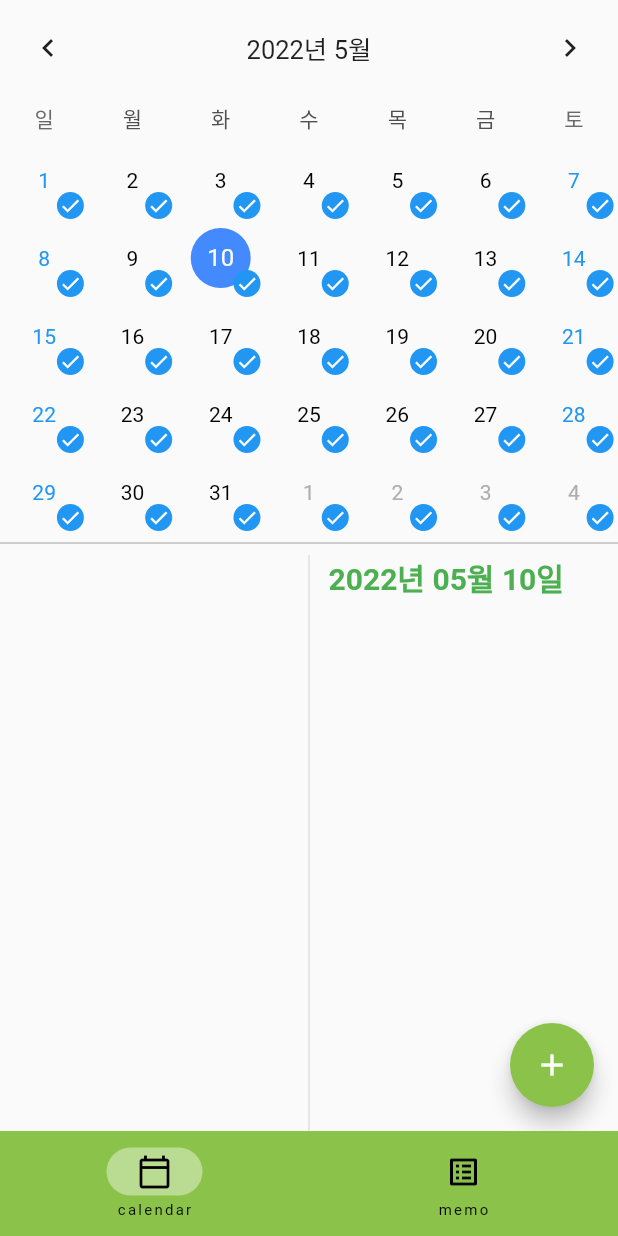
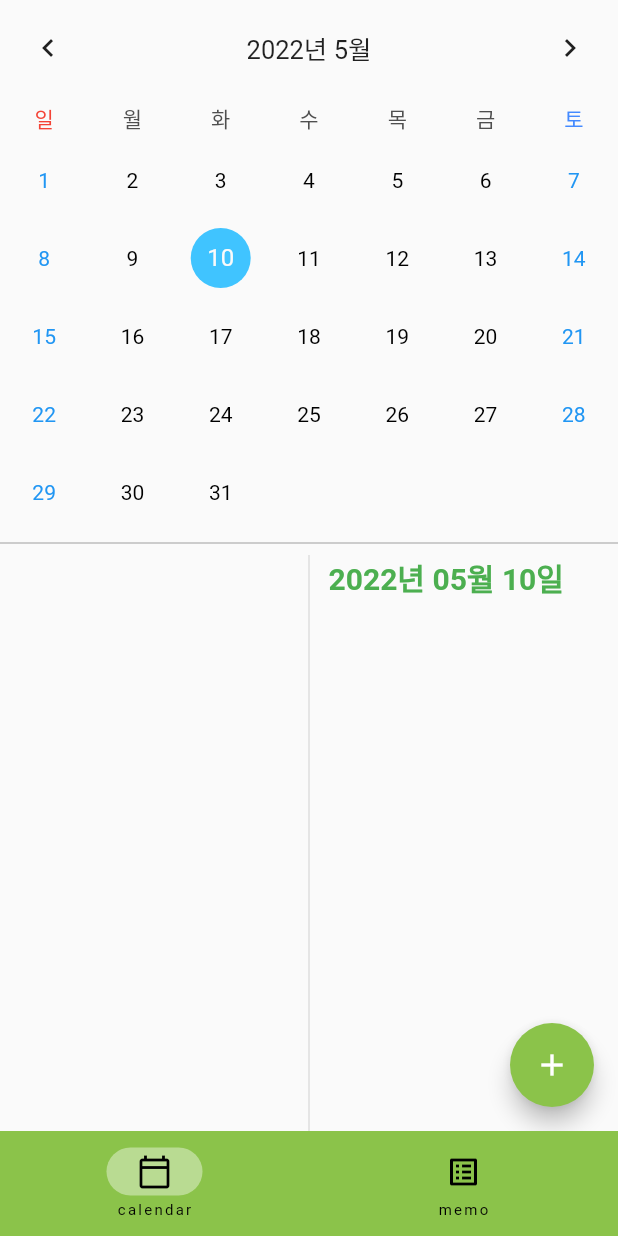
Before and after one commit to hyojuseo/simple_calendar_memo_app, a Flutter app: the screen it shows after launch, on a phone screen of 412 x 824 dp. Run offline on Flutter 3.47's test engine with Material 2 defaults, Android fonts, the phone set to English and light mode, and no system bars; drawn by our look-alikes of table_calendar; our stand-ins replace get, hive, hive_flutter; accounts and stored records are empty.

```diff
--- a/lib/components/calendar.dart
+++ b/lib/components/calendar.dart
@@ -13,9 +13,11 @@ class Calendar extends StatefulWidget {
 
 class _CalendarState extends State<Calendar> {
   late Map<DateTime, List<dynamic>> _events;
+  var checkType;
 
   @override
   void initState() {
+    checkType = CalendarController.to.checkType;
     _events = {};
     super.initState();
   }
@@ -29,7 +31,7 @@ class _CalendarState extends State<Calendar> {
         width: 18,
         height: 18,
         decoration:
-            const BoxDecoration(color: Colors.blue, shape: BoxShape.circle),
+        const BoxDecoration(color: Colors.blue, shape: BoxShape.circle),
         child: const Icon(
           Icons.done,
           color: Colors.white,
@@ -37,10 +39,6 @@ class _CalendarState extends State<Calendar> {
         ),
       ),
     );
-  }
-
-  Widget doing() {
-    return Container();
   }
 
   Widget dont() {
@@ -52,12 +50,21 @@ class _CalendarState extends State<Calendar> {
         width: 18,
         height: 18,
         decoration:
-            const BoxDecoration(color: Colors.red, shape: BoxShape.circle),
+        const BoxDecoration(color: Colors.red, shape: BoxShape.circle),
         child: const Icon(
           Icons.clear,
           color: Colors.white,
           size: 15,
         ),
+      ),
+    );
+  }
+
+  Widget weekdayStyle(String text, Color color) {
+    return Center(
+      child: Text(
+        text,
+        style: TextStyle(color: color),
       ),
     );
   }
@@ -75,9 +82,10 @@ class _CalendarState extends State<Calendar> {
         formatButtonVisible: false, //2주단위보기 버튼 비활성화
       ),
       daysOfWeekHeight: 30,
+
       calendarStyle: const CalendarStyle(
-        //다음달의 표시여부
-        outsideDaysVisible: true,
+        //다음달 이전달의 표시여부
+        outsideDaysVisible: false,
         //평일날짜 색상
         defaultTextStyle: TextStyle(color: Colors.black),
         //주말날짜 색상
@@ -88,10 +96,21 @@ class _CalendarState extends State<Calendar> {
           shape: BoxShape.circle,
         ),
         selectedDecoration: BoxDecoration(
-          color: Colors.blueAccent,
+          color: Colors.lightBlueAccent,
           shape: BoxShape.circle,
         ),
       ),
+
+      onDayLongPressed: (datetime, events){
+        checkType[datetime] = checkType[datetime] ?? 0;
+        if(checkType[datetime] >= 2){
+          checkType[datetime] = 0;
+        } else{
+          checkType[datetime]++;
+        }
+        print(checkType[datetime]);
+        setState(() {});
+      },
 
       //선택한 날
       onDaySelected: (selectedDay, focusedDay) {
@@ -108,12 +127,34 @@ class _CalendarState extends State<Calendar> {
         CalendarController.to.focusedDay.value = focusedDay;
       },
 
-      calendarBuilders:
-          CalendarBuilders(markerBuilder: (context, datetime, events) {
-        if (_events[datetime] == null) {
-          return done();
-        }
-      }),
+      //eventLoader는 반환형이 List Type이라서 Image를 넣고싶기때문에 이를 사용하지않았다.
+      // eventLoader: (day){
+      //   if(_events[day] != null) return ['sdf'];
+      //   return [];
+      // },
+
+      calendarBuilders: CalendarBuilders(
+        markerBuilder: (context, datetime, events) {
+          switch(checkType[datetime]){
+            case 1:
+              return done();
+            case 2:
+              print('builder에서의 = ${checkType[datetime]}');
+              return dont();
+          }
+          // if (_events[datetime] == null) {
+          //   return done();
+          // }
+        },
+        dowBuilder: (context, day) {
+          switch (day.weekday) {
+            case 6:
+              return weekdayStyle('토', Colors.blueAccent);
+            case 7:
+              return weekdayStyle('일', Colors.red);
+          }
+        },
+      ),
     );
   }
 }
--- a/lib/controller/calendar_controller.dart
+++ b/lib/controller/calendar_controller.dart
@@ -5,5 +5,6 @@ class CalendarController extends GetxController{
   Rx selectedDay = DateTime.now().obs;
   Rx focusedDay = DateTime.now().obs;
   Rx today = DateTime.now().obs;
+  RxMap<DateTime, int> checkType = <DateTime, int>{}.obs;
 
 }
--- a/lib/pages/calendar_page.dart
+++ b/lib/pages/calendar_page.dart
@@ -122,7 +122,7 @@ class _CalendarPageState extends State<CalendarPage> {
             body: SafeArea(
               child: Column(
                 children: [
-                  const Calendar(),
+                   Calendar(),
                   line,
                   Expanded(
                     child: _todoList(),
```
